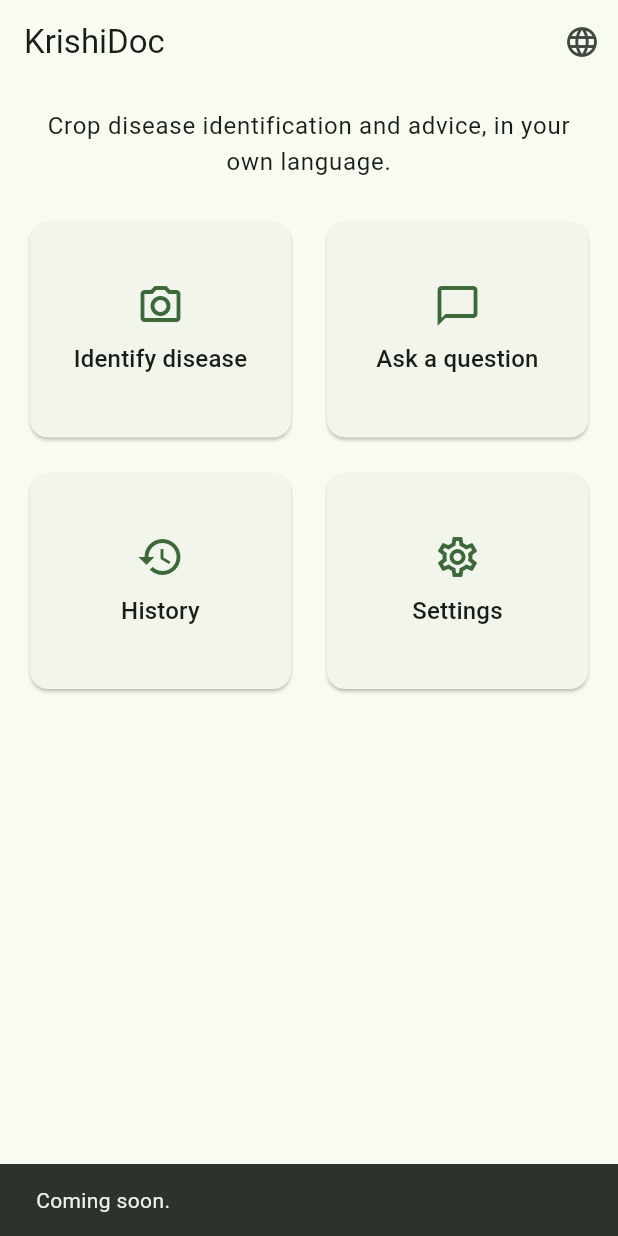
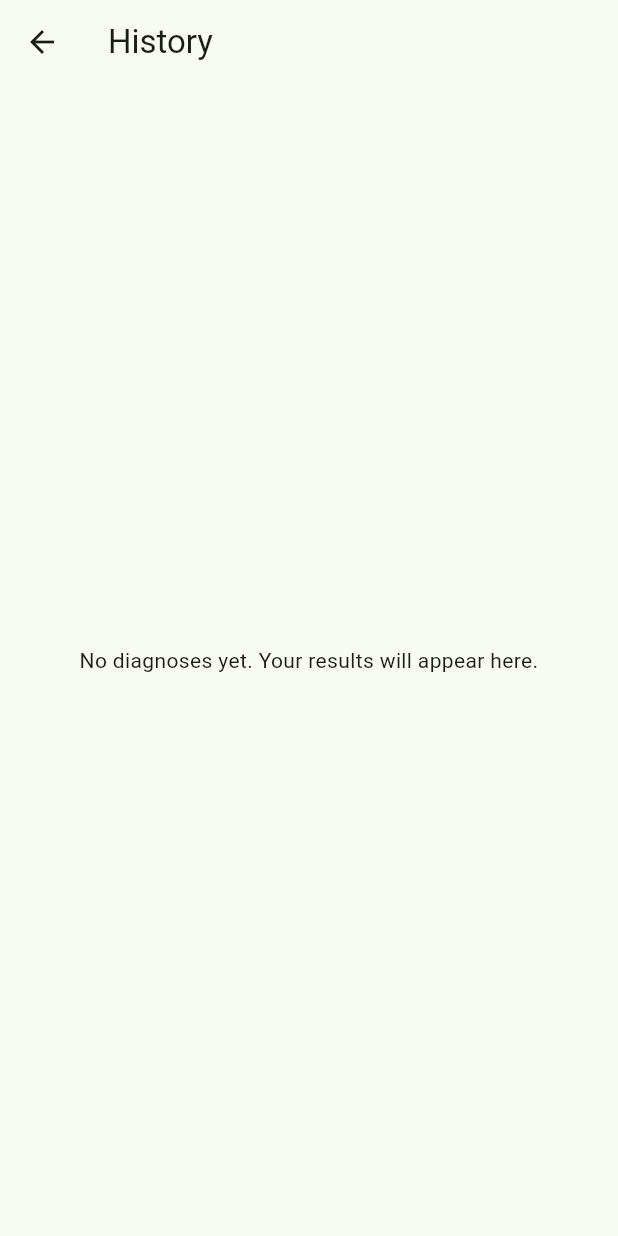
Before and after one commit to uditmahato/krishidoc, a Flutter app: the screen it shows after launch, after a tap on "History", on a phone screen of 412 x 824 dp. Run offline on Flutter 3.47's test engine with Material 3 defaults, Android fonts, the phone set to English and light mode, and no system bars; our stand-ins replace drift, flutter_riverpod, go_router; accounts and stored records are empty; generated files the repository leaves out were written again.

Commit message:
feat(app): language persistence, History screen, Riverpod composition root
AppServices composition root: production opens drift in the app documents
directory on a background isolate (path_provider + sqlite3_flutter_libs);
AppServices.forTest injects fakes of the core_domain ports. Riverpod
adopted at its minuted trigger, the app's first async state:
servicesProvider overridden at the root, recentDiagnosesProvider stream.

The selected language now persists through SettingsStore and restores on
boot, closing the promise recorded in Module 3 with no LocaleScope API
change. New /history route renders a reactive newest-first list with
per-state icons and localized empty and error states; the raw model
label is an explicit stopgap until KB display names land (D-35).

Testing rule established after three debugging rounds: widget tests
never drive a live drift database. Under flutter_test's fake-async zone
drift's stream timers re-arm so pumpAndSettle never settles, and
db.close() never resolves, each hang consuming the 10-minute testWidgets
default. Widget tests now fake the ports (FakeDiagnosisStore,
FakeSettingsStore); drift remains covered by core_data's pure-Dart
suite on a real event loop. History tests carry 1-minute timeouts.

36 tests green across four suites; app suite runs in 4s, order-stable.

Decisions: D-05, D-10, D-17, D-35, D-42

```diff
--- a/app/lib/l10n/app_en.arb
+++ b/app/lib/l10n/app_en.arb
@@ -13,5 +13,8 @@
   "escalateToClinic": "Ask a nearby crop expert",
   "resultOutOfScopeGuidance": "We could not identify anything from this photo. Take a closer photo of one affected leaf in good light.",
   "retryCapture": "Take another photo",
+  "historyEmpty": "No diagnoses yet. Your results will appear here.",
+  "historyNoIdentification": "Could not identify",
+  "errorGeneric": "Something went wrong.",
   "devPreviewTitle": "UI preview"
 }
--- a/app/lib/l10n/app_hi.arb
+++ b/app/lib/l10n/app_hi.arb
@@ -13,5 +13,8 @@
   "escalateToClinic": "नज़दीकी फसल विशेषज्ञ से पूछें",
   "resultOutOfScopeGuidance": "इस तस्वीर से पहचान नहीं हो सकी। अच्छी रोशनी में एक प्रभावित पत्ते की पास से तस्वीर लें।",
   "retryCapture": "फिर से तस्वीर लें",
+  "historyEmpty": "अभी तक कोई रोग पहचान नहीं। नतीजे यहाँ दिखेंगे।",
+  "historyNoIdentification": "पहचान नहीं हो सकी",
+  "errorGeneric": "कुछ गड़बड़ हो गई।",
   "devPreviewTitle": "UI preview"
 }
--- a/app/lib/l10n/app_ne.arb
+++ b/app/lib/l10n/app_ne.arb
@@ -13,5 +13,8 @@
   "escalateToClinic": "नजिकको कृषि विशेषज्ञलाई सोध्नुहोस्",
   "resultOutOfScopeGuidance": "यो तस्बिरबाट पहिचान गर्न सकिएन। राम्रो उज्यालोमा एउटा रोगी पातको नजिकबाट तस्बिर लिनुहोस्।",
   "retryCapture": "फेरि तस्बिर लिनुहोस्",
+  "historyEmpty": "अहिलेसम्म कुनै रोग पहिचान छैन। नतिजाहरू यहाँ देखिनेछन्।",
+  "historyNoIdentification": "पहिचान भएन",
+  "errorGeneric": "केही गडबड भयो।",
   "devPreviewTitle": "UI preview"
 }
--- a/app/lib/main.dart
+++ b/app/lib/main.dart
@@ -1,27 +1,40 @@
+import 'dart:async';
+
+import 'package:core_domain/core_domain.dart';
 import 'package:design_system/design_system.dart';
 import 'package:flutter/material.dart';
+import 'package:flutter_riverpod/flutter_riverpod.dart';
 import 'package:go_router/go_router.dart';
 
 import 'l10n/gen/app_localizations.dart';
+import 'src/app_services.dart';
 import 'src/locale_scope.dart';
+import 'src/providers.dart';
 import 'src/router.dart';
 
-void main() {
-  runApp(const KrishiDocApp());
+Future<void> main() async {
+  WidgetsFlutterBinding.ensureInitialized();
+  final services = await AppServices.open();
+  runApp(
+    ProviderScope(
+      overrides: [servicesProvider.overrideWithValue(services)],
+      child: const KrishiDocApp(),
+    ),
+  );
 }
 
-class KrishiDocApp extends StatefulWidget {
+class KrishiDocApp extends ConsumerStatefulWidget {
   const KrishiDocApp({this.initialLocale, super.key});
 
-  /// Test seam; production launch resolves the persisted choice once the
-  /// settings store exists (M2) and falls back to the device locale.
+  /// Explicit override (tests). When null, the persisted choice is restored
+  /// from the settings store; absent that, the device locale applies.
   final Locale? initialLocale;
 
   @override
-  State<KrishiDocApp> createState() => _KrishiDocAppState();
+  ConsumerState<KrishiDocApp> createState() => _KrishiDocAppState();
 }
 
-class _KrishiDocAppState extends State<KrishiDocApp> {
+class _KrishiDocAppState extends ConsumerState<KrishiDocApp> {
   Locale? _locale;
   late final GoRouter _router;
 
@@ -30,6 +43,19 @@ class _KrishiDocAppState extends State<KrishiDocApp> {
     super.initState();
     _locale = widget.initialLocale;
     _router = createAppRouter();
+    if (_locale == null) {
+      unawaited(_restorePersistedLocale());
+    }
+  }
+
+  Future<void> _restorePersistedLocale() async {
+    final store = ref.read(servicesProvider).settingsStore;
+    final saved = AppLanguage.fromCode(
+      await store.read(SettingsKeys.selectedLanguage),
+    );
+    if (saved != null && mounted && _locale == null) {
+      setState(() => _locale = Locale(saved.code));
+    }
   }
 
   @override
@@ -38,7 +64,11 @@ class _KrishiDocAppState extends State<KrishiDocApp> {
     super.dispose();
   }
 
-  void _setLocale(Locale locale) => setState(() => _locale = locale);
+  void _setLocale(Locale locale) {
+    setState(() => _locale = locale);
+    final store = ref.read(servicesProvider).settingsStore;
+    unawaited(store.write(SettingsKeys.selectedLanguage, locale.languageCode));
+  }
 
   @override
   Widget build(BuildContext context) {
--- /dev/null
+++ b/app/lib/src/history_screen.dart
@@ -0,0 +1,82 @@
+import 'package:core_domain/core_domain.dart';
+import 'package:design_system/design_system.dart';
+import 'package:flutter/material.dart';
+import 'package:flutter_riverpod/flutter_riverpod.dart';
+import 'package:intl/intl.dart';
+
+import '../l10n/gen/app_localizations.dart';
+import 'providers.dart';
+
+class HistoryScreen extends ConsumerWidget {
+  const HistoryScreen({super.key});
+
+  @override
+  Widget build(BuildContext context, WidgetRef ref) {
+    final l10n = AppLocalizations.of(context);
+    final recent = ref.watch(recentDiagnosesProvider);
+
+    return Scaffold(
+      appBar: AppBar(title: Text(l10n.tileHistory)),
+      body: recent.when(
+        loading: () => const Center(child: CircularProgressIndicator()),
+        error: (error, stackTrace) => Center(
+          child: Padding(
+            padding: const EdgeInsets.all(KdSpacing.lg),
+            child: Text(l10n.errorGeneric, textAlign: TextAlign.center),
+          ),
+        ),
+        data: (records) => records.isEmpty
+            ? Center(
+                child: Padding(
+                  padding: const EdgeInsets.all(KdSpacing.lg),
+                  child: Text(l10n.historyEmpty, textAlign: TextAlign.center),
+                ),
+              )
+            : ListView.separated(
+                padding: const EdgeInsets.all(KdSpacing.md),
+                itemCount: records.length,
+                separatorBuilder: (context, index) =>
+                    const SizedBox(height: KdSpacing.sm),
+                itemBuilder: (context, index) =>
+                    _HistoryTile(record: records[index]),
+              ),
+      ),
+    );
+  }
+}
+
+class _HistoryTile extends StatelessWidget {
+  const _HistoryTile({required this.record});
+
+  final DiagnosisRecord record;
+
+  @override
+  Widget build(BuildContext context) {
+    final l10n = AppLocalizations.of(context);
+    final locale = Localizations.localeOf(context).toLanguageTag();
+    final (icon, color) = switch (record.state) {
+      ResultState.confident => (Icons.check_circle_outline, KdColors.primary),
+      ResultState.uncertain => (Icons.help_outline, KdColors.warning),
+      ResultState.outOfScope => (
+        Icons.image_not_supported_outlined,
+        KdColors.textSecondary,
+      ),
+    };
+    // Raw model label as a stopgap: KB display names replace this when the
+    // advisory content module lands (D-35). Records only exist via dev flows
+    // until the capture module ships.
+    final title = record.predictions.isEmpty
+        ? l10n.historyNoIdentification
+        : record.predictions.first.label;
+
+    return Card(
+      child: ListTile(
+        leading: Icon(icon, color: color),
+        title: Text(title),
+        subtitle: Text(
+          DateFormat.yMMMd(locale).add_jm().format(record.createdAt.toLocal()),
+        ),
+      ),
+    );
+  }
+}
--- a/app/lib/src/home_screen.dart
+++ b/app/lib/src/home_screen.dart
@@ -56,7 +56,11 @@ class HomeScreen extends StatelessWidget {
                 label: l10n.tileDiagnose,
               ),
               _HomeTile(icon: Icons.chat_bubble_outline, label: l10n.tileAsk),
-              _HomeTile(icon: Icons.history, label: l10n.tileHistory),
+              _HomeTile(
+                icon: Icons.history,
+                label: l10n.tileHistory,
+                onTap: (context) => context.push(AppRoutes.history),
+              ),
               _HomeTile(
                 icon: Icons.settings_outlined,
                 label: l10n.tileSettings,
@@ -75,10 +79,13 @@ class HomeScreen extends StatelessWidget {
 }
 
 class _HomeTile extends StatelessWidget {
-  const _HomeTile({required this.icon, required this.label});
+  const _HomeTile({required this.icon, required this.label, this.onTap});
 
   final IconData icon;
   final String label;
+
+  /// Defaults to the honest "coming soon" notice until the feature exists.
+  final void Function(BuildContext context)? onTap;
 
   @override
   Widget build(BuildContext context) {
@@ -87,9 +94,11 @@ class _HomeTile extends StatelessWidget {
     return Card(
       child: InkWell(
         borderRadius: BorderRadius.circular(12),
-        onTap: () => ScaffoldMessenger.of(context)
-          ..hideCurrentSnackBar()
-          ..showSnackBar(SnackBar(content: Text(l10n.comingSoon))),
+        onTap: onTap != null
+            ? () => onTap!(context)
+            : () => ScaffoldMessenger.of(context)
+                ..hideCurrentSnackBar()
+                ..showSnackBar(SnackBar(content: Text(l10n.comingSoon))),
         child: Padding(
           padding: const EdgeInsets.all(KdSpacing.md),
           child: Column(
--- /dev/null
+++ b/app/lib/src/providers.dart
@@ -0,0 +1,14 @@
+import 'package:flutter_riverpod/flutter_riverpod.dart';
+
+import 'app_services.dart';
+
+/// Overridden at the root (main or test pump); reading it unoverridden is a
+/// wiring bug and fails loudly.
+final servicesProvider = Provider<AppServices>(
+  (ref) => throw StateError('servicesProvider must be overridden at the root'),
+);
+
+/// Newest-first window of stored diagnoses for the History screen.
+final recentDiagnosesProvider = StreamProvider.autoDispose(
+  (ref) => ref.watch(servicesProvider).diagnosisStore.watchRecent(),
+);
--- a/app/lib/src/router.dart
+++ b/app/lib/src/router.dart
@@ -1,10 +1,12 @@
 import 'package:go_router/go_router.dart';
 
+import 'history_screen.dart';
 import 'home_screen.dart';
 import 'result_preview_screen.dart';
 
 abstract final class AppRoutes {
   static const String home = '/';
+  static const String history = '/history';
   static const String devResultPreview = '/dev/result-preview';
 }
 
@@ -17,6 +19,10 @@ GoRouter createAppRouter() => GoRouter(
       builder: (context, state) => const HomeScreen(),
     ),
     GoRoute(
+      path: AppRoutes.history,
+      builder: (context, state) => const HistoryScreen(),
+    ),
+    GoRoute(
       path: AppRoutes.devResultPreview,
       builder: (context, state) => const ResultPreviewScreen(),
     ),
--- a/app/pubspec.yaml
+++ b/app/pubspec.yaml
@@ -8,14 +8,20 @@ environment:
   sdk: ^3.8.0
 
 dependencies:
+  core_data: ^0.1.0
   core_domain: ^0.1.0
   design_system: ^0.1.0
+  drift: ^2.20.0
   flutter:
     sdk: flutter
   flutter_localizations:
     sdk: flutter
+  flutter_riverpod: ^2.6.0
   go_router: ^15.0.0
   intl: ^0.20.2
+  path: ^1.9.0
+  path_provider: ^2.1.0
+  sqlite3_flutter_libs: ^0.5.24
 
 dev_dependencies:
   flutter_lints: ^5.0.0
```
Also changed, not shown: app/lib/src/app_services.dart (added, +50 -0 lines), pubspec.lock, 5 other files.
